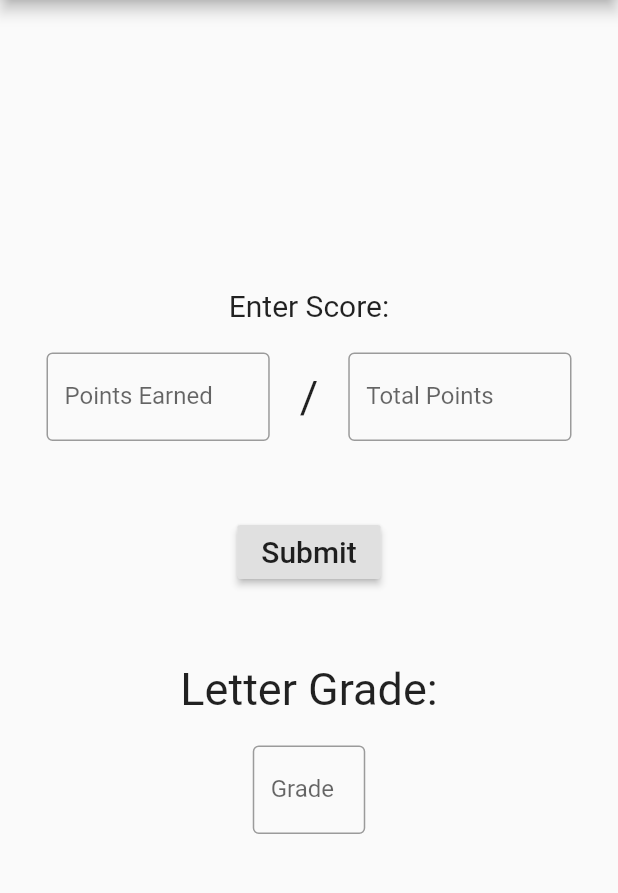
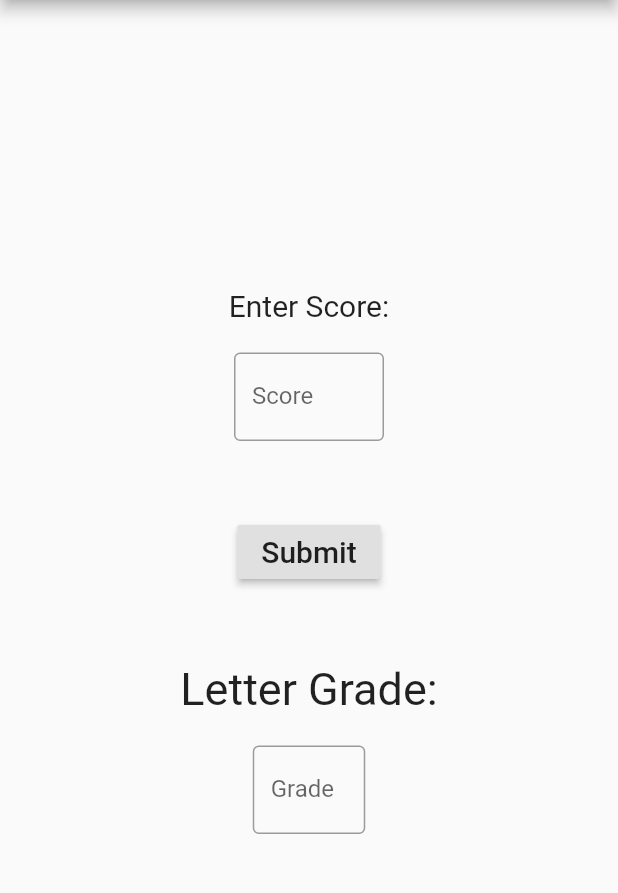
Before and after one commit to bsu-hci/P1-Letter-Grade-Calculator, a Flutter app: the screen it shows after launch, after a tap on "Submit", on a phone screen of 412 x 824 dp, the part 84-977 px from its top. Run offline on Flutter 3.47's test engine with Material 2 defaults, Android fonts, the phone set to English and light mode, and no system bars.

Commit message:
Change points earned out of total points to score

```diff
--- a/lib/main.dart
+++ b/lib/main.dart
@@ -27,15 +27,12 @@ class MyHomePage extends StatefulWidget {
 }
 
 class _MyHomePageState extends State<MyHomePage> {
-  TextEditingController pointedEarnedTextField = new TextEditingController();
-  TextEditingController totalPointsTextField = new TextEditingController();
+  TextEditingController scoreTextField = new TextEditingController();
   TextEditingController letterGradeTextField = new TextEditingController();
 
   void _calcGrade() {
     setState(() {
-      double pointsEarned = double.parse(pointedEarnedTextField.text);
-      double totalPoints = double.parse(totalPointsTextField.text);
-      double score = (pointsEarned / totalPoints) * 100;
+      double score = double.parse(scoreTextField.text);
       String letterGrade = getLetterGrade(score);
       letterGradeTextField.text = letterGrade;
     });
@@ -68,28 +65,16 @@ class _MyHomePageState extends State<MyHomePage> {
             Text('Enter Score:', style: TextStyle(fontSize: 20)),
             Container(
               margin: const EdgeInsets.all(20.0),
-              width: 350.0,
+              width: 100.0,
               child: new Row(
                 mainAxisAlignment: MainAxisAlignment.spaceEvenly,
                 children: <Widget>[
                   new Flexible(
                     child: TextFormField(
-                      controller: pointedEarnedTextField,
+                      controller: scoreTextField,
                       decoration: InputDecoration(
                         border: OutlineInputBorder(),
-                        labelText: 'Points Earned',
-                      ),
-                    ),
-                  ),
-                  const SizedBox(width: 20.0),
-                  Text('/', style: TextStyle(fontSize: 30)),
-                  const SizedBox(width: 20.0),
-                  new Flexible(
-                    child: TextFormField(
-                      controller: totalPointsTextField,
-                      decoration: InputDecoration(
-                        border: OutlineInputBorder(),
-                        labelText: 'Total Points',
+                        labelText: 'Score',
                       ),
                     ),
                   ),
```
